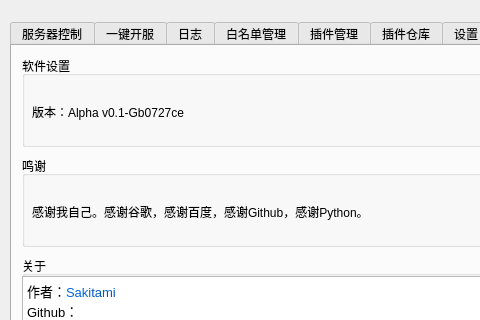
The window that UI/main.ui (Sakitami/MinecraftBDS-Manager) describes before a commit, drawn with Qt 5; both pictures show x 0 to 480 and y 0 to 320 of the 809 by 453 pixel window.
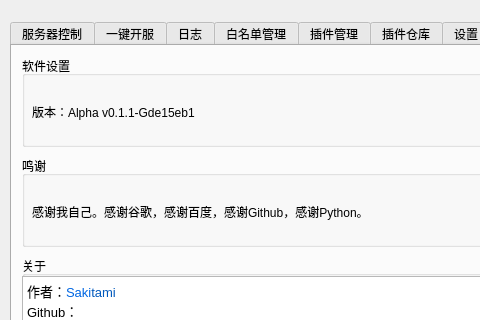
The same window after the commit. The open tabs and pages were chosen to show the change.

```diff
--- a/UI/main.ui
+++ b/UI/main.ui
@@ -1710,7 +1710,7 @@
        </rect>
       </property>
       <property name="text">
-       <string>版本：Alpha v0.1-Gb0727ce</string>
+       <string>版本：Alpha v0.1.1-Gde15eb1</string>
       </property>
      </widget>
      <widget class="QPushButton" name="about_vcheck_button">
```
